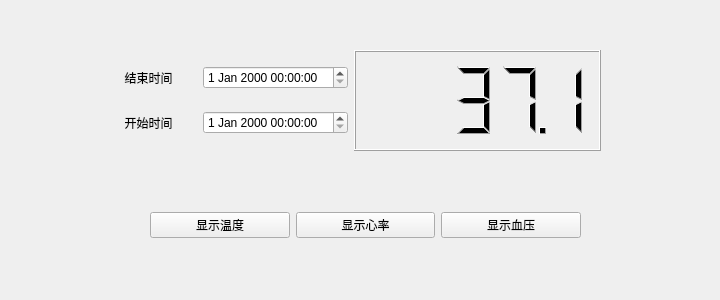
Before: the Qt Designer form MQTT/AnalyzeData/pages/draw.ui in MiChuan/Physiological_Data_Monitoring_System, drawn with Qt 5.
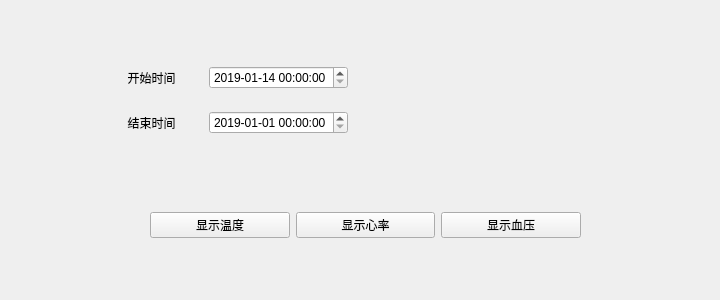
After: the same form once the commit is applied.

Commit message: draw temperature and heartrate line by data from mysql on aliyun ESC have done

The edit to the form file:
```diff
--- a/MQTT/AnalyzeData/pages/draw.ui
+++ b/MQTT/AnalyzeData/pages/draw.ui
@@ -58,23 +58,6 @@
    <layout class="QHBoxLayout" name="horizontalLayout_4">
     <item>
      <layout class="QVBoxLayout" name="verticalLayout">
-      <item>
-       <layout class="QHBoxLayout" name="horizontalLayout_3">
-        <item>
-         <widget class="QLabel" name="label_2">
-          <property name="text">
-           <string>结束时间</string>
-          </property>
-          <property name="alignment">
-           <set>Qt::AlignCenter</set>
-          </property>
-         </widget>
-        </item>
-        <item>
-         <widget class="QDateTimeEdit" name="end_time"/>
-        </item>
-       </layout>
-      </item>
       <item>
        <layout class="QHBoxLayout" name="horizontalLayout_2">
         <item>
@@ -88,19 +71,78 @@
          </widget>
         </item>
         <item>
-         <widget class="QDateTimeEdit" name="begin_time"/>
+         <widget class="QDateTimeEdit" name="begin_time">
+          <property name="maximumDate">
+           <date>
+            <year>2021</year>
+            <month>12</month>
+            <day>31</day>
+           </date>
+          </property>
+          <property name="minimumDate">
+           <date>
+            <year>2019</year>
+            <month>1</month>
+            <day>14</day>
+           </date>
+          </property>
+          <property name="currentSection">
+           <enum>QDateTimeEdit::YearSection</enum>
+          </property>
+          <property name="displayFormat">
+           <string>yyyy-MM-dd HH:mm:ss</string>
+          </property>
+         </widget>
+        </item>
+       </layout>
+      </item>
+      <item>
+       <layout class="QHBoxLayout" name="horizontalLayout_3">
+        <item>
+         <widget class="QLabel" name="label_2">
+          <property name="text">
+           <string>结束时间</string>
+          </property>
+          <property name="alignment">
+           <set>Qt::AlignCenter</set>
+          </property>
+         </widget>
+        </item>
+        <item>
+         <widget class="QDateTimeEdit" name="end_time">
+          <property name="maximumDate">
+           <date>
+            <year>2021</year>
+            <month>12</month>
+            <day>31</day>
+           </date>
+          </property>
+          <property name="minimumDate">
+           <date>
+            <year>2019</year>
+            <month>1</month>
+            <day>1</day>
+           </date>
+          </property>
+          <property name="currentSection">
+           <enum>QDateTimeEdit::YearSection</enum>
+          </property>
+          <property name="displayFormat">
+           <string>yyyy-MM-dd HH:mm:ss</string>
+          </property>
+         </widget>
         </item>
        </layout>
       </item>
      </layout>
     </item>
     <item>
-     <widget class="QLCDNumber" name="lcd">
-      <property name="smallDecimalPoint">
-       <bool>true</bool>
+     <widget class="QLabel" name="status">
+      <property name="text">
+       <string/>
       </property>
-      <property name="value" stdset="0">
-       <double>37.100000000000001</double>
+      <property name="alignment">
+       <set>Qt::AlignCenter</set>
       </property>
      </widget>
     </item>
```
The commit also changes 18 other files.
